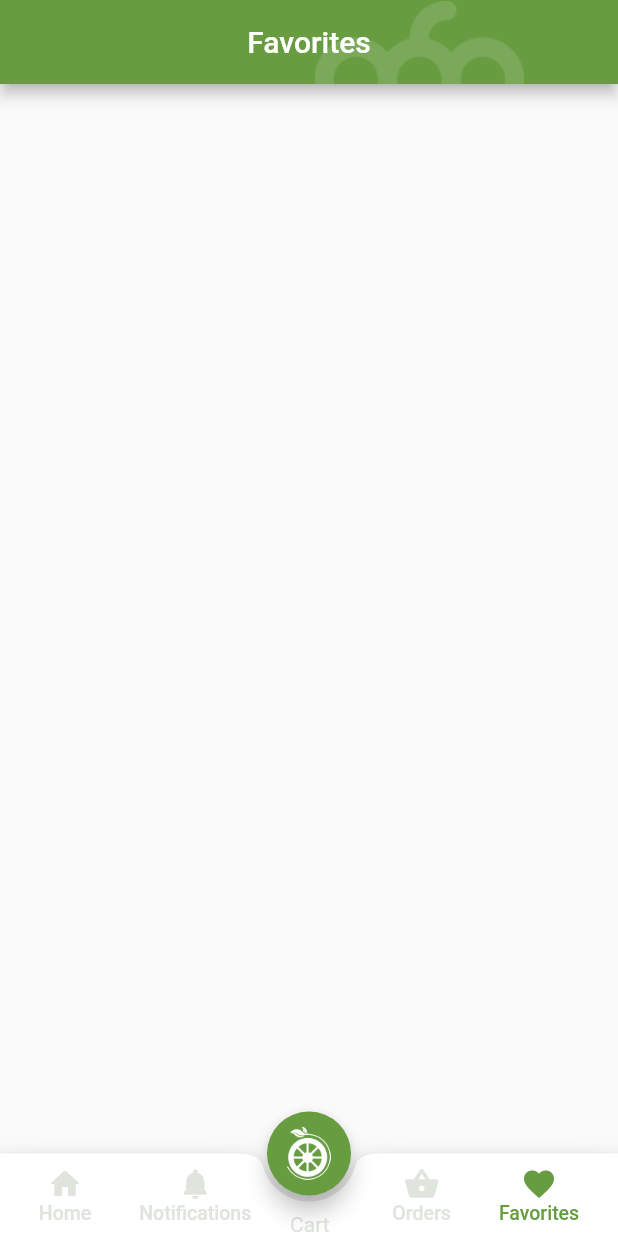
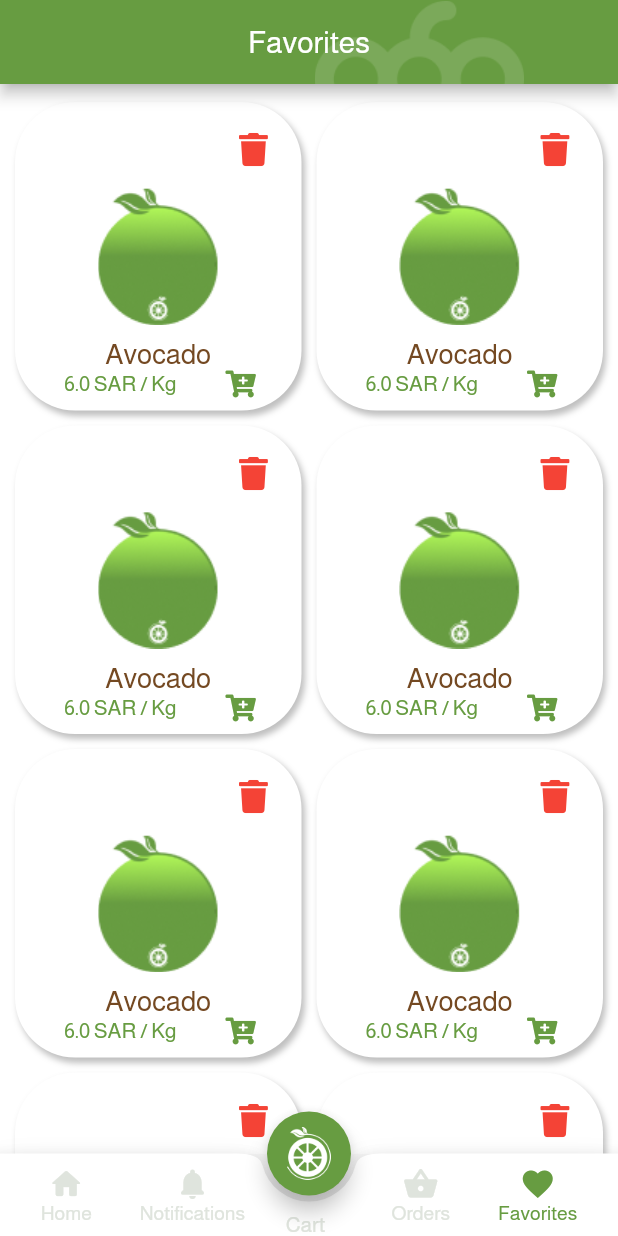
Before and after one commit to alkhudra/companiesApp, a Flutter app: the DashboardPage screen opened by its route, item 4 of the bottom bar chosen, on a phone screen of 412 x 824 dp. Run offline on Flutter 3.47's test engine with Material 2 defaults, Android fonts, the phone set to English and light mode, and no system bars; our stand-ins replace carousel_slider, dio, easy_localization, font_awesome_flutter, geocoding, geolocator and 4 more; accounts and stored records are empty; generated files the repository leaves out were written again.

Commit message:
Favorites Page, App Font asset added

```diff
--- a/assets/locale/lang/ar.json
+++ b/assets/locale/lang/ar.json
@@ -85,7 +85,6 @@
   "pass_changed_done": "تم تغيير كلمة السر بنجاح",
   "Categories": "التصنيفات",
   "Newest Deals": "أحدث المنتجات",
-  "ADD": "إضافة",
   "edit_branch": "تعديل الفرع",
   "Log Out": "تسجيل الخروج",
   "Languages": "اللغات",
@@ -132,5 +131,7 @@
   "Fruits": "فواكه",
   "Vegetables": "خضروات",
   "ADD TO CART": "إضافة إلى السلة",
-  "Description": "وصف المنتج"
+  "Description": "وصف المنتج",
+  "SAR / Kg": "ريال سعودي/كغ",
+  "ADD" : "إضافة"
 }
--- a/assets/locale/lang/en.json
+++ b/assets/locale/lang/en.json
@@ -132,5 +132,6 @@
   "Fruits": "Fruits",
   "Vegetables": "Vegetables",
   "ADD TO CART": "ADD TO CART",
-  "Description": "Description"
+  "Description": "Description",
+  "SAR / Kg": "SAR / Kg"
 }
--- a/lib/Constant/locale_keys.dart
+++ b/lib/Constant/locale_keys.dart
@@ -143,4 +143,5 @@ abstract class LocaleKeys {
   static const veg_category = "Vegetables";
   static const add_to_cart = "ADD TO CART";
   static const pro_description = "Description";
+  static const sar_per_kg = "SAR / Kg";
 }
--- a/lib/main.dart
+++ b/lib/main.dart
@@ -47,6 +47,7 @@ static  bool isUserLoggedIn =false;
       locale: context.locale,
       routes: routMap,
       theme: ThemeData(
+        fontFamily: 'Almarai',
         accentColor: CustomColors().primaryGreenColor,
         primarySwatch: Colors.green,
       ),
--- a/lib/pages/dashboard.dart
+++ b/lib/pages/dashboard.dart
@@ -77,7 +77,7 @@ class _DashboardPageState extends State<DashboardPage> {
                   //Left tab bar icons
                   MaterialButton(
                     materialTapTargetSize: MaterialTapTargetSize.shrinkWrap,
-                    minWidth: 20,
+                    minWidth: 10,
                     onPressed: () {
                       setState(() {
                         //ishasbranch could be set to false later
--- a/lib/pages/favorites_page.dart
+++ b/lib/pages/favorites_page.dart
@@ -1,8 +1,10 @@
 import 'package:flutter/material.dart';
+import 'package:font_awesome_flutter/font_awesome_flutter.dart';
 import 'package:khudrah_companies/Constant/locale_keys.dart';
 import 'package:khudrah_companies/designs/appbar_design.dart';
 import 'package:khudrah_companies/designs/drawar_design.dart';
 import 'package:easy_localization/easy_localization.dart';
+import 'package:khudrah_companies/resources/custom_colors.dart';
 
 class FavoritesPage extends StatefulWidget {
   const FavoritesPage({ Key? key }) : super(key: key);
@@ -12,12 +14,111 @@ class FavoritesPage extends StatefulWidget {
 }
 
 class _FavoritesPageState extends State<FavoritesPage> {
+
+  double price = 6.0;
+
   @override
   Widget build(BuildContext context) {
     return Scaffold(
-      //add body
-      // endDrawer: drawerDesign(context),
+      backgroundColor: CustomColors().backgroundColor,
+      body: GridView.builder(
+        itemBuilder: (context, index) {
+          return favoritesCard();
+        },
+        gridDelegate: SliverGridDelegateWithFixedCrossAxisCount(
+          crossAxisCount: 2,
+          crossAxisSpacing: 10.0,
+          mainAxisSpacing: 10.0,
+          childAspectRatio: 13/14
+        ),
+        shrinkWrap: true,
+        scrollDirection: Axis.vertical,
+        itemCount: 8,
+        padding: EdgeInsets.symmetric(horizontal: 10.0, vertical: 12),
+      ),
       appBar: bnbAppBar(context, LocaleKeys.favorites.tr()),
     );
   }
+
+  Widget favoritesCard() {
+    return GridTile(
+      child: Container(
+        width: 200,
+        height: 200,
+        decoration: BoxDecoration(
+          color: CustomColors().primaryWhiteColor,
+          image: DecorationImage(
+            image: AssetImage('images/green_fruit.png'),
+          ),
+          borderRadius: BorderRadius.circular(40),
+          boxShadow: [
+            BoxShadow(
+              color: CustomColors().darkGrayColor.withOpacity(0.4),
+              offset: Offset(2.0, 3.0),
+              blurRadius: 3.0,
+              spreadRadius: .0
+            )
+          ]
+        ),
+        child: Column(
+          mainAxisAlignment: MainAxisAlignment.spaceBetween,
+          children: [
+            //Delete icon
+            Row(
+              mainAxisAlignment: MainAxisAlignment.end,
+              crossAxisAlignment: CrossAxisAlignment.end,
+              children: [
+                Container(
+                  margin: EdgeInsets.all(8.0),
+                  child: IconButton(
+                    onPressed: () {},
+                    icon: Icon(FontAwesomeIcons.trash,
+                    color: CustomColors().redColor,
+                    size: 22,)
+                  ),
+                ),
+              ],
+            ),
+            //name and other details
+            Column(
+              mainAxisAlignment: MainAxisAlignment.start,
+              children: [
+                //name
+                Container(
+                  alignment: Alignment.center,
+                  child: Text('Avocado',
+                  style: TextStyle(
+                    color: CustomColors().brownColor,
+                    fontSize: 18.5,
+                  ),),
+                ),
+                // SizedBox(height: 2,),
+                Row(
+                  mainAxisAlignment: MainAxisAlignment.spaceEvenly,
+                  children: [
+                    //price
+                    Container(
+                      child: Text('$price ' + LocaleKeys.sar_per_kg.tr(),
+                      style: TextStyle(
+                        color: CustomColors().primaryGreenColor,
+                        fontSize: 14
+                      ),),
+                    ),
+                    //cart icon
+                    Container(
+                      child: Icon(FontAwesomeIcons.cartPlus,
+                      color: CustomColors().primaryGreenColor,
+                      size: 18,
+                    ),
+                    ),
+                  ],
+                ),
+                SizedBox(height: 9,),
+              ],
+            ),
+          ],
+        ),
+      ),
+    );
+  }
 }
```
Also changed, not shown: fonts/OFL.txt (added, +93 -0 lines), pubspec.yaml (+9 -17 lines), fonts/Almarai-Bold.ttf (added), fonts/Almarai-ExtraBold.ttf (added), fonts/Almarai-Light.ttf (added), fonts/Almarai-Regular.ttf (added), images/green_fruit.png (added), pubspec.lock.
